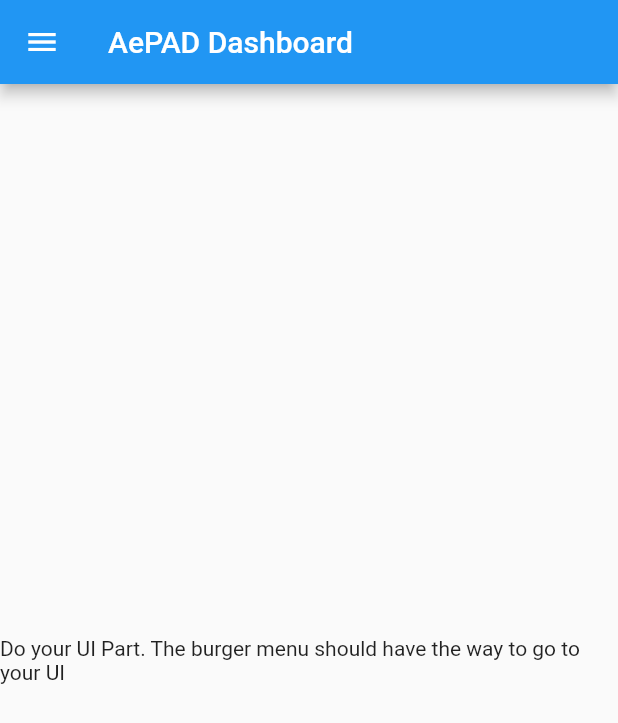
After one commit to YongChai150/TeamProject, a Flutter app: the Home screen opened directly, on a phone screen of 412 x 824 dp. The commit adds this screen. Shown: the top 723 px of the screen. Run offline on Flutter 3.47's test engine with Material 2 defaults, Android fonts, the phone set to English and light mode, and no system bars.

Commit message:
Added home page and burger menu

```diff
--- /dev/null
+++ b/lib/home/home.dart
@@ -0,0 +1,47 @@
+import 'package:flutter/material.dart';
+
+class Home extends StatefulWidget {
+  @override
+  _Dashboard createState() => _Dashboard();
+}
+
+class _Dashboard extends State<Home> {
+  @override
+  Widget build(BuildContext context) {
+    return Scaffold(
+      appBar:
+          new AppBar(title: new Text('AePAD Dashboard'), actions: <Widget>[]),
+      body: Center(
+          child: Text(
+              'Do your UI Part. The burger menu should have the way to go to your UI')),
+      drawer: Drawer(
+        child: ListView(
+          // Important: Remove any padding from the ListView.
+          padding: EdgeInsets.zero,
+          children: <Widget>[
+            DrawerHeader(
+              child: Text('Drawer Header'),
+              decoration: BoxDecoration(
+                color: Colors.blue,
+              ),
+            ),
+            //append your parts into any of these ListTile
+            //Navigator.pop() should be replaced with how you want the redirection to your parts to happen
+            ListTile(
+              title: Text('Item 1'),
+              onTap: () {
+                Navigator.pop(context);
+              },
+            ),
+            ListTile(
+              title: Text('Item 2'),
+              onTap: () {
+                Navigator.pop(context);
+              },
+            ),
+          ],
+        ),
+      ),
+    );
+  }
+}
--- a/lib/firstSplash.dart
+++ b/lib/login/firstSplash.dart
@@ -1,5 +1,5 @@
 import 'package:flutter/material.dart';
-import 'package:team_project/login.dart';
+import 'package:team_project/login/login.dart';
 import 'dart:async';
 
 class firstSplash extends StatefulWidget {
@@ -10,7 +10,7 @@ class firstSplash extends StatefulWidget {
 class _firstSplashState extends State<firstSplash> {
   @override
   void initState() {
-    super.initState();
+    //super.initState();
     Future.delayed(
       Duration(seconds: 5),
       () => Navigator.push(
--- a/lib/main.dart
+++ b/lib/main.dart
@@ -1,5 +1,5 @@
 import 'package:flutter/material.dart';
-import 'package:team_project/firstSplash.dart';
+import 'package:team_project/login/firstSplash.dart';
 
 void main() => runApp(MyApp());
 
@@ -14,7 +14,7 @@ class _MyAppState extends State<MyApp> {
     return new MaterialApp(
       title: "Aepad",
       debugShowCheckedModeBanner: false,
-      home: new firstSplash(),
+      home: firstSplash(),
     );
   }
 }
```
Also changed, not shown: lib/login/login.dart (renamed from lib/login.dart, +9 -0 lines).
